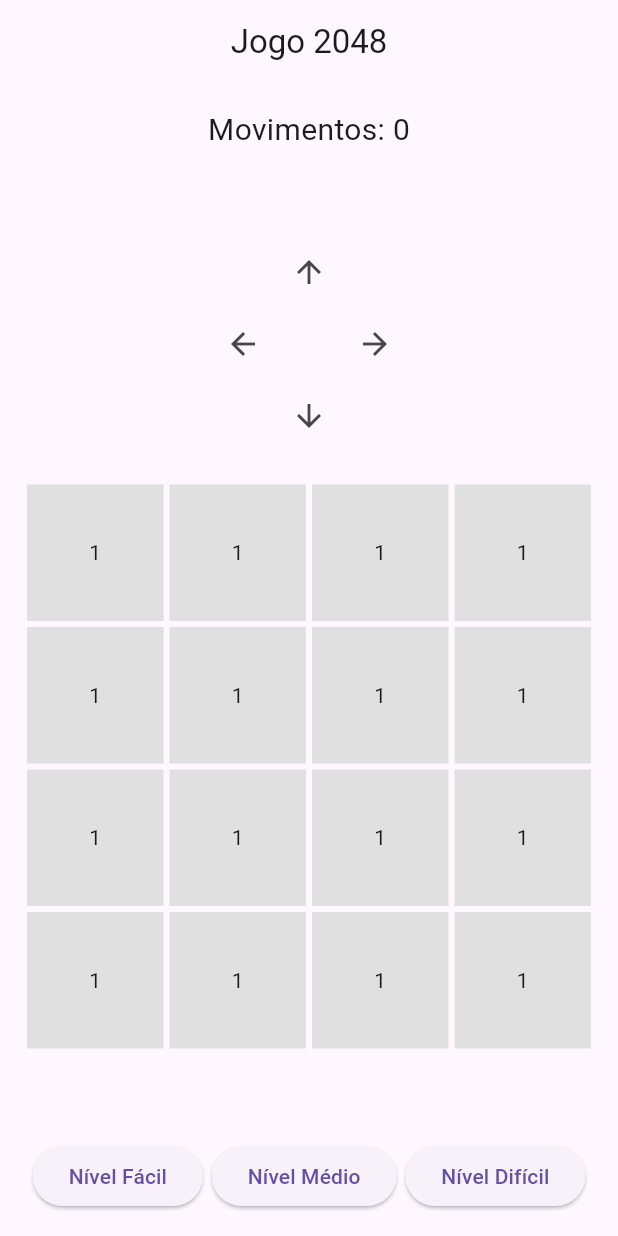
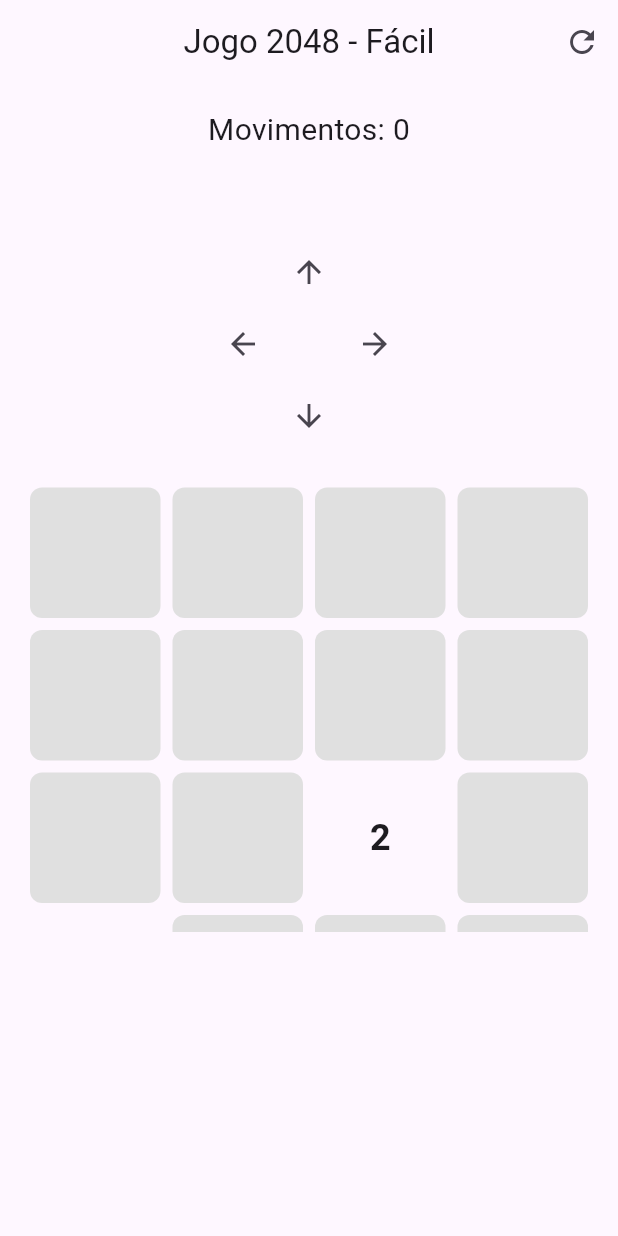
Before and after one commit to Kaua-nolasco/ProjetoFlutetter2048, a Flutter app: the screen it shows after launch, on a phone screen of 412 x 824 dp. Run offline on Flutter 3.47's test engine with Material 3 defaults, Android fonts, the phone set to English and light mode, and no system bars.

Commit message:
Add files via upload

```diff
--- a/lib/main.dart
+++ b/lib/main.dart
@@ -1,3 +1,4 @@
+import 'dart:math';
 import 'package:flutter/material.dart';
 
 void main() {
@@ -25,16 +26,182 @@ class Jogo2048HomePage extends StatefulWidget {
 }
 
 class _Jogo2048HomePageState extends State<Jogo2048HomePage> {
-  int gridSize = 4;
+  static const int gridSize = 4;
+  late List<List<int>> grid;
   int movimentos = 0;
   String status = '';
+
+  @override
+  void initState() {
+    super.initState();
+    _iniciarJogo();
+  }
+
+  void _iniciarJogo() {
+    grid = List.generate(gridSize, (_) => List.filled(gridSize, 0));
+    _adicionarNumero();
+    _adicionarNumero();
+    movimentos = 0;
+    status = '';
+    setState(() {});
+  }
+
+  void _adicionarNumero() {
+    final empty = <Point<int>>[];
+    for (int y = 0; y < gridSize; y++) {
+      for (int x = 0; x < gridSize; x++) {
+        if (grid[y][x] == 0) {
+          empty.add(Point(x, y));
+        }
+      }
+    }
+
+    if (empty.isNotEmpty) {
+      final pos = empty[Random().nextInt(empty.length)];
+      grid[pos.y][pos.x] = Random().nextInt(10) < 9 ? 2 : 4;
+    }
+  }
+
+  void _mover(String direcao) {
+    setState(() {
+      List<List<int>> novaGrid = List.generate(gridSize, (y) => List.from(grid[y]));
+      bool moved = false;
+
+      for (int i = 0; i < (direcao == 'esquerda' || direcao == 'direita' ? gridSize : 1); i++) {
+        List<int> linha = [];
+        for (int j = 0; j < gridSize; j++) {
+          int valor;
+          if (direcao == 'esquerda' || direcao == 'direita') {
+            valor = grid[i][j];
+          } else {
+            valor = grid[j][i];
+          }
+          linha.add(valor);
+        }
+
+        if (direcao == 'direita' || direcao == 'baixo') {
+          linha = linha.reversed.toList();
+        }
+
+        List<int> novaLinha = _compactarLinha(linha);
+
+        if (direcao == 'direita' || direcao == 'baixo') {
+          novaLinha = novaLinha.reversed.toList();
+        }
+
+        for (int j = 0; j < gridSize; j++) {
+          int valorAntes = direcao == 'esquerda' || direcao == 'direita' ? grid[i][j] : grid[j][i];
+          int novoValor = novaLinha[j];
+          if (valorAntes != novoValor) moved = true;
+          if (direcao == 'esquerda' || direcao == 'direita') {
+            novaGrid[i][j] = novoValor;
+          } else {
+            novaGrid[j][i] = novoValor;
+          }
+        }
+      }
+
+      if (moved) {
+        grid = novaGrid;
+        _adicionarNumero();
+        movimentos++;
+        _verificarStatus();
+      }
+    });
+  }
+
+  List<int> _compactarLinha(List<int> linha) {
+    linha = linha.where((x) => x != 0).toList();
+    for (int i = 0; i < linha.length - 1; i++) {
+      if (linha[i] == linha[i + 1]) {
+        linha[i] *= 2;
+        linha[i + 1] = 0;
+      }
+    }
+    return linha.where((x) => x != 0).toList() + List.filled(gridSize - linha.where((x) => x != 0).length, 0);
+  }
+
+  void _verificarStatus() {
+    for (var linha in grid) {
+      if (linha.contains(2048)) {
+        status = 'Você venceu!';
+        return;
+      }
+    }
+
+    bool temMovimento = false;
+
+    for (int y = 0; y < gridSize; y++) {
+      for (int x = 0; x < gridSize; x++) {
+        if (grid[y][x] == 0) {
+          temMovimento = true;
+        } else {
+          if (x < gridSize - 1 && grid[y][x] == grid[y][x + 1]) temMovimento = true;
+          if (y < gridSize - 1 && grid[y][x] == grid[y + 1][x]) temMovimento = true;
+        }
+      }
+    }
+
+    if (!temMovimento) {
+      status = 'Fim de jogo!';
+    }
+  }
+
+  Widget _buildGrid() {
+    return SizedBox(
+      height: 300,
+      child: GridView.builder(
+        physics: const NeverScrollableScrollPhysics(),
+        itemCount: gridSize * gridSize,
+        gridDelegate: const SliverGridDelegateWithFixedCrossAxisCount(crossAxisCount: gridSize),
+        itemBuilder: (context, index) {
+          int x = index % gridSize;
+          int y = index ~/ gridSize;
+          int value = grid[y][x];
+          return Container(
+            margin: const EdgeInsets.all(4),
+            decoration: BoxDecoration(
+              color: value == 0 ? Colors.grey[300] : Colors.orange[100 + (value.bitLength * 20)],
+              borderRadius: BorderRadius.circular(8),
+            ),
+            child: Center(
+              child: Text(
+                value == 0 ? '' : '$value',
+                style: const TextStyle(fontSize: 24, fontWeight: FontWeight.bold),
+              ),
+            ),
+          );
+        },
+      ),
+    );
+  }
+
+  Widget _buildControles() {
+    return Column(
+      children: [
+        IconButton(icon: const Icon(Icons.arrow_upward), onPressed: () => _mover('cima')),
+        Row(
+          mainAxisAlignment: MainAxisAlignment.center,
+          children: [
+            IconButton(icon: const Icon(Icons.arrow_back), onPressed: () => _mover('esquerda')),
+            const SizedBox(width: 40),
+            IconButton(icon: const Icon(Icons.arrow_forward), onPressed: () => _mover('direita')),
+          ],
+        ),
+        IconButton(icon: const Icon(Icons.arrow_downward), onPressed: () => _mover('baixo')),
+      ],
+    );
+  }
 
   @override
   Widget build(BuildContext context) {
     return Scaffold(
       appBar: AppBar(
-        title: const Text('Jogo 2048'),
+        title: const Text('Jogo 2048 - Fácil'),
         centerTitle: true,
+        actions: [
+          IconButton(onPressed: _iniciarJogo, icon: const Icon(Icons.refresh)),
+        ],
       ),
       body: Padding(
         padding: const EdgeInsets.all(16.0),
@@ -44,75 +211,12 @@ class _Jogo2048HomePageState extends State<Jogo2048HomePage> {
             const SizedBox(height: 10),
             Text(status, style: const TextStyle(fontSize: 18, fontWeight: FontWeight.bold)),
             const SizedBox(height: 20),
-
-            // Controles de movimentação AGORA ficam antes da grade
             _buildControles(),
             const SizedBox(height: 20),
-
             _buildGrid(),
-            const SizedBox(height: 20),
-
-            // Botões de nível AGORA ficam após a grade
-            Row(
-              mainAxisAlignment: MainAxisAlignment.spaceEvenly,
-              children: [
-                ElevatedButton(onPressed: () => _mudarNivel(4), child: const Text('Nível Fácil')),
-                ElevatedButton(onPressed: () => _mudarNivel(5), child: const Text('Nível Médio')),
-                ElevatedButton(onPressed: () => _mudarNivel(6), child: const Text('Nível Difícil')),
-              ],
-            ),
           ],
         ),
       ),
     );
   }
-
-  Widget _buildGrid() {
-    return Expanded(
-      child: GridView.builder(
-        itemCount: gridSize * gridSize,
-        gridDelegate: SliverGridDelegateWithFixedCrossAxisCount(
-          crossAxisCount: gridSize,
-        ),
-        itemBuilder: (context, index) {
-          return Container(
-            margin: const EdgeInsets.all(2),
-            color: Colors.grey[300],
-            child: const Center(child: Text('1')), // Exemplo, substituir por lógica real
-          );
-        },
-      ),
-    );
-  }
-
-  Widget _buildControles() {
-    return Column(
-      children: [
-        IconButton(icon: const Icon(Icons.arrow_upward), onPressed: _mover),
-        Row(
-          mainAxisAlignment: MainAxisAlignment.center,
-          children: [
-            IconButton(icon: const Icon(Icons.arrow_back), onPressed: _mover),
-            const SizedBox(width: 40),
-            IconButton(icon: const Icon(Icons.arrow_forward), onPressed: _mover),
-          ],
-        ),
-        IconButton(icon: const Icon(Icons.arrow_downward), onPressed: _mover),
-      ],
-    );
-  }
-
-  void _mudarNivel(int tamanho) {
-    setState(() {
-      gridSize = tamanho;
-      movimentos = 0;
-      status = '';
-    });
-  }
-
-  void _mover() {
-    setState(() {
-      movimentos++;
-    });
-  }
 }
```
